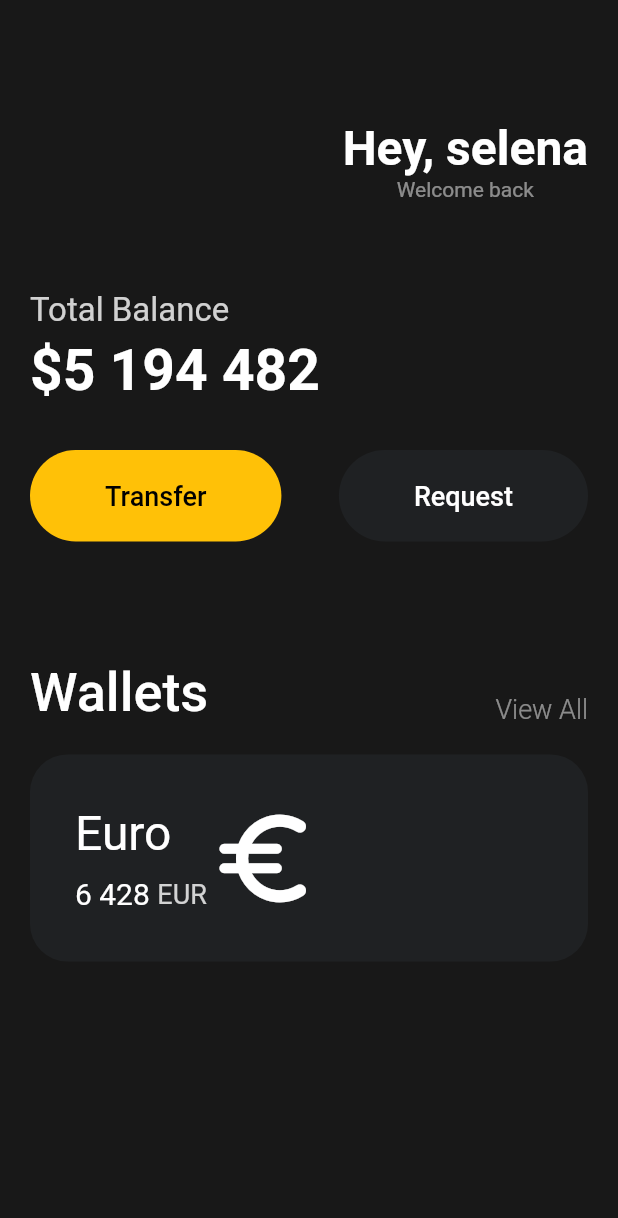
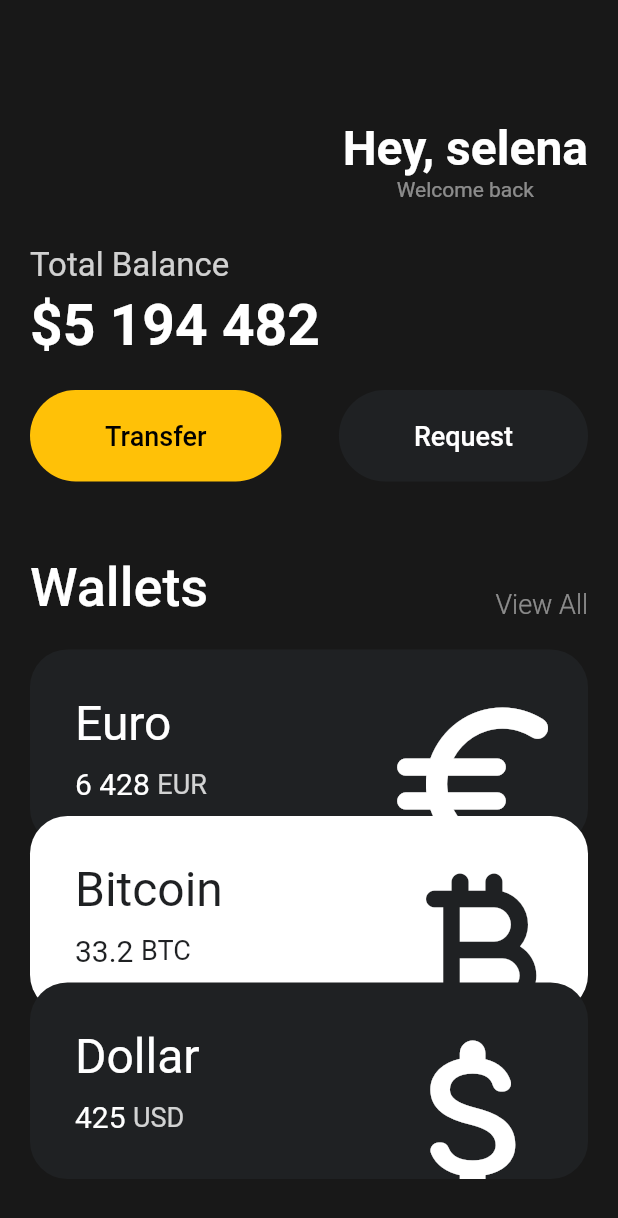
Before and after one commit to jongwon-kr/WebtoonProject, a Flutter app: the screen it shows after launch, on a phone screen of 412 x 824 dp. Shown: the top 1218 px of the screen. Run offline on Flutter 3.47's test engine with Material 2 defaults, Android fonts, the light colour scheme and no system bars.

Commit message:
nomard wallet fin

```diff
--- a/nomardproject/lib/main.dart
+++ b/nomardproject/lib/main.dart
@@ -1,5 +1,6 @@
 import 'package:flutter/material.dart';
 import 'package:nomardproject/widgets/button.dart';
+import 'package:nomardproject/widgets/currencyCard.dart';
 
 void main() {
   runApp(const MyApp());
@@ -11,11 +12,13 @@ class MyApp extends StatelessWidget {
   @override
   Widget build(BuildContext context) {
     return MaterialApp(
+      debugShowCheckedModeBanner: false,
       home: Scaffold(
         backgroundColor: const Color(
           0xFF181818,
         ),
-        body: Padding(
+        body: SingleChildScrollView(
+          child: Padding(
             padding: const EdgeInsets.symmetric(horizontal: 20),
             child: Column(
               crossAxisAlignment: CrossAxisAlignment.start,
@@ -45,7 +48,7 @@ class MyApp extends StatelessWidget {
                   ],
                 ),
                 const SizedBox(
-                height: 60,
+                  height: 30,
                 ),
                 Text(
                   'Total Balance',
@@ -66,7 +69,7 @@ class MyApp extends StatelessWidget {
                   ),
                 ),
                 const SizedBox(
-                height: 30,
+                  height: 20,
                 ),
                 const Row(
                   mainAxisAlignment: MainAxisAlignment.spaceBetween,
@@ -82,7 +85,7 @@ class MyApp extends StatelessWidget {
                   ],
                 ),
                 const SizedBox(
-                height: 80,
+                  height: 50,
                 ),
                 const Row(
                   crossAxisAlignment: CrossAxisAlignment.end,
@@ -108,60 +111,32 @@ class MyApp extends StatelessWidget {
                 const SizedBox(
                   height: 20,
                 ),
-              Container(
-                  decoration: BoxDecoration(
-                    color: const Color(0xFF1f2123),
-                    borderRadius: BorderRadius.circular(25),
+                const CurrencyCard(
+                  name: 'Euro',
+                  code: 'EUR',
+                  amount: '6 428',
+                  icon: Icons.euro_rounded,
+                  isInverted: false,
+                  order: 0,
                 ),
-                  child: Padding(
-                    padding: const EdgeInsets.all(30),
-                    child: Row(
-                      children: [
-                        Column(
-                          crossAxisAlignment: CrossAxisAlignment.start,
-                          children: [
-                            const Text(
-                              'Euro',
-                              style: TextStyle(
-                                color: Colors.white,
-                                fontSize: 32,
+                const CurrencyCard(
+                  name: 'Bitcoin',
+                  code: 'BTC',
+                  amount: '33.2',
+                  icon: Icons.currency_bitcoin_rounded,
+                  isInverted: true,
+                  order: 1,
                 ),
-                            ),
-                            const SizedBox(
-                              height: 10,
-                            ),
-                            Row(
-                              children: [
-                                const Text(
-                                  '6 428',
-                                  style: TextStyle(
-                                    color: Colors.white,
-                                    fontSize: 20,
-                                  ),
-                                ),
-                                const SizedBox(
-                                  width: 5,
-                                ),
-                                Text(
-                                  'EUR',
-                                  style: TextStyle(
-                                    color: Colors.white.withOpacity(0.8),
-                                    fontSize: 18,
-                                  ),
+                const CurrencyCard(
+                  name: 'Dollar',
+                  code: 'USD',
+                  amount: '425',
+                  icon: Icons.attach_money_rounded,
+                  isInverted: false,
+                  order: 2,
                 ),
               ],
             ),
-                          ],
-                        ),
-                        const Icon(
-                          Icons.euro_rounded,
-                          color: Colors.white,
-                          size: 78,
-                        )
-                      ],
-                    ),
-                  ))
-            ],
           ),
         ),
       ),
--- /dev/null
+++ b/nomardproject/lib/widgets/CurrencyCard.dart
@@ -0,0 +1,93 @@
+import 'package:flutter/material.dart';
+
+class CurrencyCard extends StatelessWidget {
+  final String name, code, amount;
+  final IconData icon;
+  final int order;
+  final bool isInverted;
+
+  final _black = const Color(0xFF1f2123);
+  const CurrencyCard({
+    super.key,
+    required this.name,
+    required this.code,
+    required this.amount,
+    required this.icon,
+    required this.isInverted,
+    required this.order,
+  });
+
+  @override
+  Widget build(BuildContext context) {
+    return Transform.translate(
+      offset: Offset(0, -order * 20),
+      child: Container(
+        clipBehavior: Clip.hardEdge,
+        decoration: BoxDecoration(
+          color: isInverted ? Colors.white : _black,
+          borderRadius: BorderRadius.circular(25),
+        ),
+        child: Padding(
+          padding: const EdgeInsets.all(30),
+          child: Row(
+            mainAxisAlignment: MainAxisAlignment.spaceBetween,
+            children: [
+              Column(
+                crossAxisAlignment: CrossAxisAlignment.start,
+                children: [
+                  Text(
+                    name,
+                    style: TextStyle(
+                      color: isInverted ? _black : Colors.white,
+                      fontSize: 32,
+                    ),
+                  ),
+                  const SizedBox(
+                    height: 10,
+                  ),
+                  Row(
+                    children: [
+                      Text(
+                        amount,
+                        style: TextStyle(
+                          color: isInverted ? _black : Colors.white,
+                          fontSize: 20,
+                        ),
+                      ),
+                      const SizedBox(
+                        width: 5,
+                      ),
+                      Text(
+                        code,
+                        style: TextStyle(
+                          color: isInverted
+                              ? _black
+                              : Colors.white.withOpacity(0.8),
+                          fontSize: 18,
+                        ),
+                      ),
+                    ],
+                  ),
+                ],
+              ),
+              Transform.scale(
+                scale: 2,
+                child: Transform.translate(
+                  offset: const Offset(
+                    -5, // x
+                    12, // y
+                  ),
+                  child: Icon(
+                    icon,
+                    color: isInverted ? _black : Colors.white,
+                    size: 68,
+                  ),
+                ),
+              )
+            ],
+          ),
+        ),
+      ),
+    );
+  }
+}
```
Lines whose indentation alone changed are shown as unchanged.
